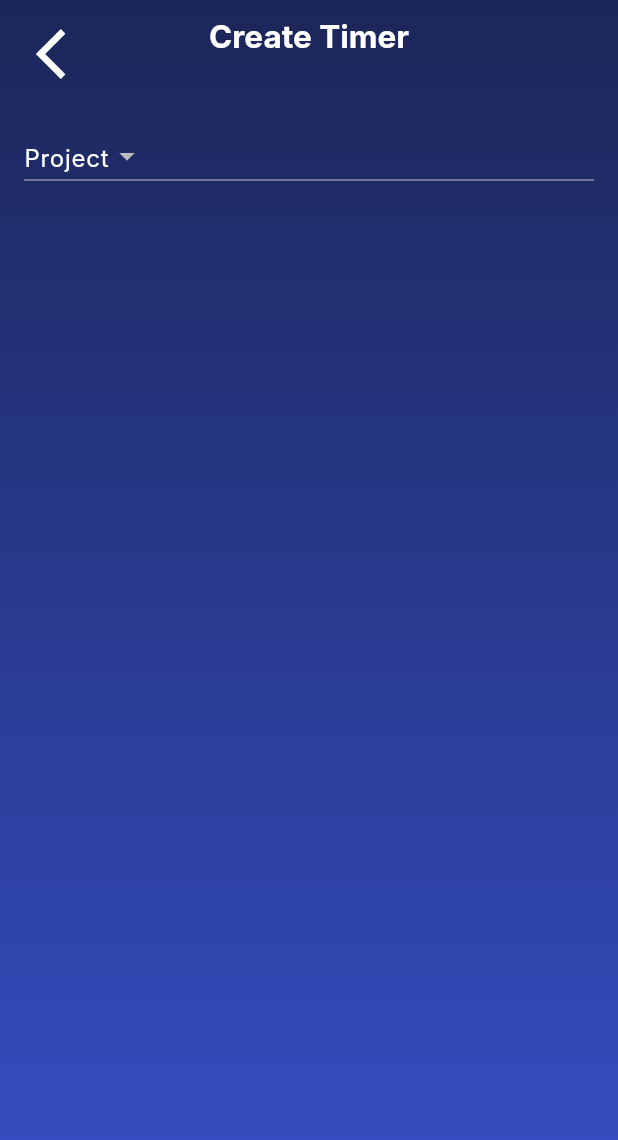
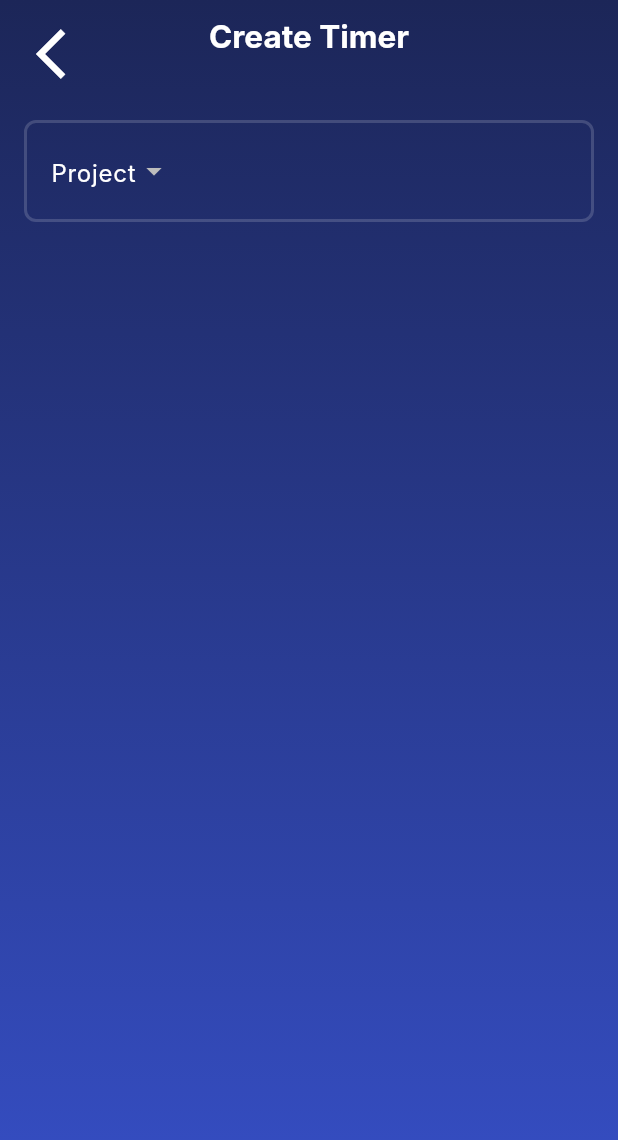
Before and after one commit to AlexEduV/apexive_test_timers_flutter, a Flutter app: the CreateTimerPage screen opened by its route, on a phone screen of 412 x 824 dp. Shown: the top 1140 px of the screen. Run offline on Flutter 3.47's test engine with Material 2 defaults, Android fonts, the phone set to English and light mode, and no system bars; Roboto replaces fonts that are missing (Inter).

Commit message:
project selector styling;

```diff
--- a/apexive_senior_flutter_engineer_timers_test/lib/pages/create_timer_page.dart
+++ b/apexive_senior_flutter_engineer_timers_test/lib/pages/create_timer_page.dart
@@ -102,7 +102,16 @@ class _CreateTimerPageState extends State<CreateTimerPage> {
                 const Padding(padding: EdgeInsets.only(top: 16)),
 
                 //project selector
-                Row(
+                Container(
+                  decoration: BoxDecoration(
+                    border: Border.all(
+                      width: 2.0,
+                      color: const Color(0x29ffffff),
+                    ),
+                    borderRadius: BorderRadius.circular(8),
+                  ),
+                  padding: const EdgeInsets.symmetric(vertical: 8, horizontal: 16),
+                  child: Row(
                     //mainAxisAlignment: MainAxisAlignment.spaceBetween,
                     children: [
                       Expanded(
@@ -118,10 +127,11 @@ class _CreateTimerPageState extends State<CreateTimerPage> {
                           },
                           hint: Text('Project', style: TypographyStyles().getBodyLarge(),),
                           style:  TypographyStyles().getBodyLarge(),
-
+                          underline: Container(),
                         ),
                       ),
                     ],
+                  ),
                 ),
 
                 //task selector
```
Lines whose indentation alone changed are shown as unchanged.
